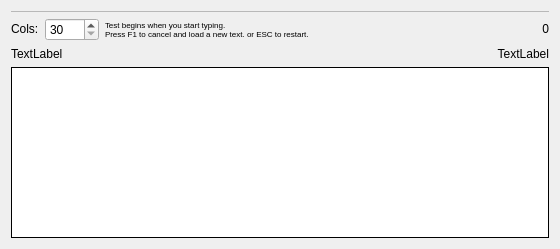
Before: the Qt Designer form src/quizzer.ui in coryo/amphetype2, drawn with Qt 5.
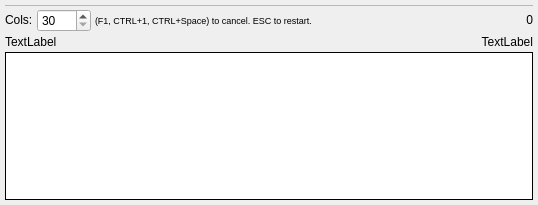
After: the same form once the commit is applied. Custom widgets are drawn as their Qt base class.

Commit message: extra cancel hotkeys

The edit to the form file:
```diff
--- a/src/quizzer.ui
+++ b/src/quizzer.ui
@@ -6,16 +6,37 @@
    <rect>
     <x>0</x>
     <y>0</y>
-    <width>560</width>
-    <height>249</height>
+    <width>538</width>
+    <height>205</height>
    </rect>
   </property>
   <property name="windowTitle">
    <string>Form</string>
   </property>
   <layout class="QGridLayout" name="gridLayout_2">
+   <property name="leftMargin">
+    <number>5</number>
+   </property>
+   <property name="topMargin">
+    <number>5</number>
+   </property>
+   <property name="rightMargin">
+    <number>5</number>
+   </property>
+   <property name="bottomMargin">
+    <number>5</number>
+   </property>
+   <property name="spacing">
+    <number>4</number>
+   </property>
    <item row="0" column="0">
     <layout class="QGridLayout" name="gridLayout">
+     <property name="horizontalSpacing">
+      <number>4</number>
+     </property>
+     <property name="verticalSpacing">
+      <number>3</number>
+     </property>
      <item row="4" column="0" colspan="7">
       <widget class="TyperDisplay" name="typerDisplay">
        <property name="sizePolicy">
@@ -194,12 +215,11 @@
        </property>
        <property name="font">
         <font>
-         <pointsize>6</pointsize>
+         <pointsize>7</pointsize>
         </font>
        </property>
        <property name="text">
-        <string>Test begins when you start typing.
-Press F1 to cancel and load a new text. or ESC to restart.</string>
+        <string>(F1, CTRL+1, CTRL+Space) to cancel. ESC to restart.</string>
        </property>
        <property name="wordWrap">
         <bool>false</bool>
```
Left out of the diff: 26 changed lines with no effect on the pictures. The commit also changes 3 other files.
